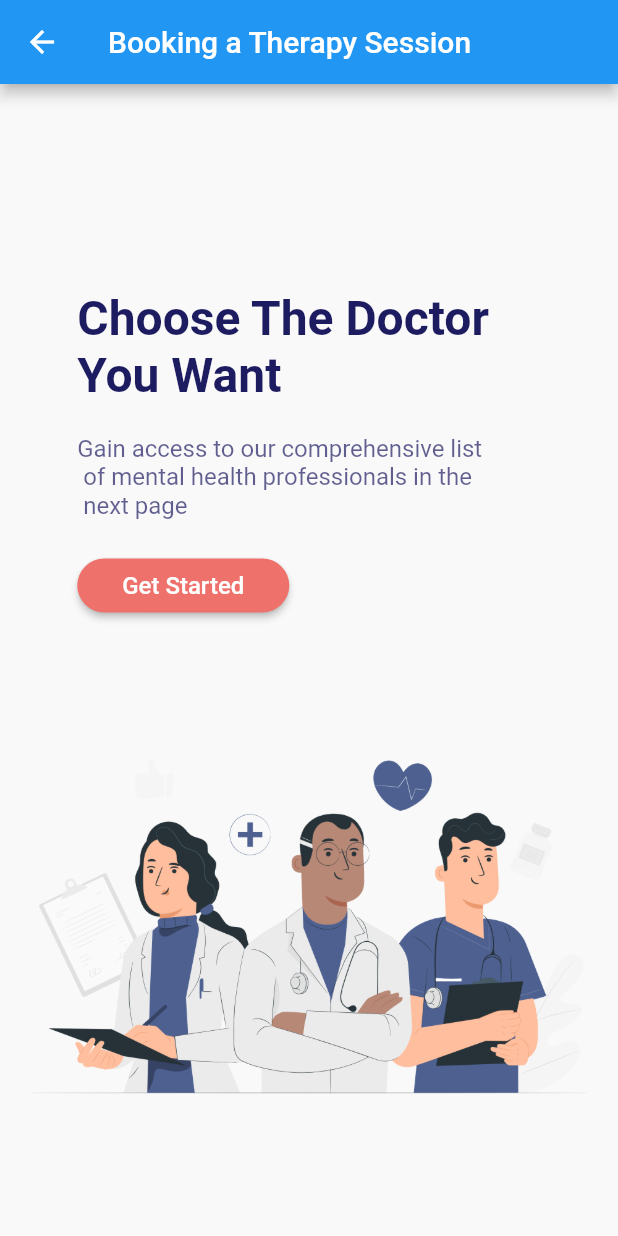
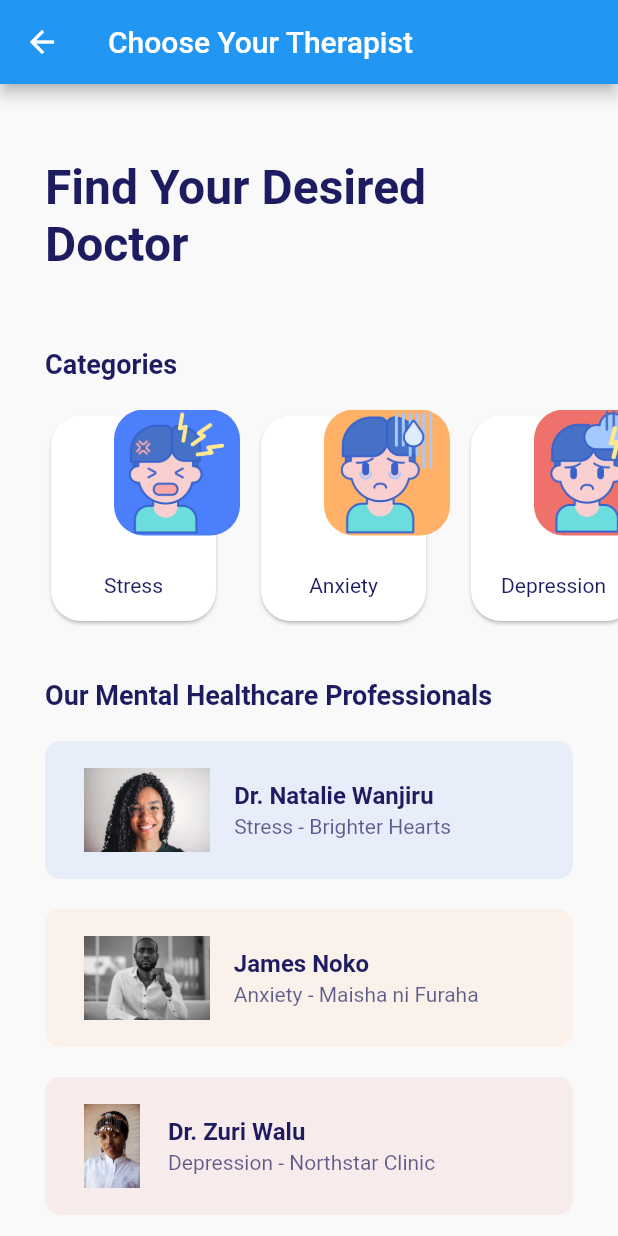
Before and after one commit to iwanjo/furaha2, a Flutter app: the OnboardingScreen screen opened directly, after a tap on "Get Started", on a phone screen of 412 x 824 dp. Run offline on Flutter 3.47's test engine with Material 2 defaults, Android fonts, the phone set to English and light mode, and no system bars; our stand-ins replace firebase_auth, firebase_core, firebase_database, splashscreen; accounts and stored records are empty.

Commit message:
Choose therapist screen

```diff
--- a/furaha_application/lib/onboard.dart
+++ b/furaha_application/lib/onboard.dart
@@ -1,6 +1,6 @@
 import 'package:flutter/material.dart';
 import 'package:furaha_application/variables.dart';
-import 'package:furaha_application/home.dart';
+import 'package:furaha_application/therapist_home.dart';
 
 class OnboardingScreen extends StatelessWidget {
   @override
@@ -21,7 +21,7 @@ class OnboardingScreen extends StatelessWidget {
               ),
             ),
             Positioned(
-              top: MediaQuery.of(context).size.height / 6,
+              top: MediaQuery.of(context).size.height / 7,
               child: Padding(
                 padding: EdgeInsets.symmetric(
                   horizontal: MediaQuery.of(context).size.width / 8,
@@ -30,34 +30,39 @@ class OnboardingScreen extends StatelessWidget {
                   crossAxisAlignment: CrossAxisAlignment.start,
                   children: <Widget>[
                     Text(
-                      'Choose The Doctor\nYou Want',
+                      'Choose Your \nTherapist',
                       style: TextStyle(
                         fontWeight: FontWeight.bold,
                         fontSize: 32,
-                        color: kTitleTextColor,
+                        color: Colors.black,
                       ),
                     ),
                     SizedBox(
-                      height: 20,
+                      height: 30,
                     ),
                     Text(
-                      'Gain access to our comprehensive list\n of mental health professionals in the\n next page',
+                      'Gain access to our comprehensive list\nof mental health professionals in the\nnext page',
                       style: TextStyle(
                         fontSize: 16,
                         color: kTitleTextColor.withOpacity(0.7),
                       ),
                     ),
                     SizedBox(
-                      height: 20,
+                      height: 30,
                     ),
                     MaterialButton(
-                      onPressed: () {},
-                      color: kOrangeColor,
+                      onPressed: () {
+                        Navigator.push(
+                            context,
+                            MaterialPageRoute(
+                                builder: (context) => HomeScreen()));
+                      },
+                      color: Colors.blue[400],
                       padding: EdgeInsets.symmetric(
                         horizontal: 30,
                       ),
                       shape: RoundedRectangleBorder(
-                        borderRadius: BorderRadius.circular(20),
+                        borderRadius: BorderRadius.circular(10),
                       ),
                       child: Text(
                         'Get Started',
@@ -66,6 +71,7 @@ class OnboardingScreen extends StatelessWidget {
                           fontSize: 16,
                         ),
                       ),
+                      splashColor: Colors.white,
                     ),
                   ],
                 ),
--- /dev/null
+++ b/furaha_application/lib/therapist_home.dart
@@ -0,0 +1,162 @@
+import 'package:furaha_application/tools/category.dart';
+import 'package:furaha_application/tools/doctor_card.dart';
+import 'package:furaha_application/variables.dart';
+import 'package:flutter/material.dart';
+
+class HomeScreen extends StatelessWidget {
+  @override
+  Widget build(BuildContext context) {
+    return Scaffold(
+      appBar: AppBar(title: Text("Choose Your Therapist")),
+      backgroundColor: kBackgroundColor,
+      body: SafeArea(
+        bottom: false,
+        child: SingleChildScrollView(
+          child: Column(
+            crossAxisAlignment: CrossAxisAlignment.start,
+            children: <Widget>[
+              Padding(
+                padding: EdgeInsets.symmetric(horizontal: 30),
+                child: Row(
+                  mainAxisAlignment: MainAxisAlignment.spaceBetween,
+                ),
+              ),
+              SizedBox(
+                height: 50,
+              ),
+              Padding(
+                padding: EdgeInsets.symmetric(horizontal: 30),
+                child: Text(
+                  'Find Your Desired\nDoctor',
+                  style: TextStyle(
+                    fontWeight: FontWeight.bold,
+                    fontSize: 32,
+                    color: kTitleTextColor,
+                  ),
+                ),
+              ),
+              SizedBox(
+                height: 30,
+              ),
+              Padding(
+                padding: EdgeInsets.symmetric(horizontal: 30),
+              ),
+              SizedBox(
+                height: 20,
+              ),
+              Padding(
+                padding: EdgeInsets.symmetric(horizontal: 30),
+                child: Text(
+                  'Categories',
+                  style: TextStyle(
+                    fontWeight: FontWeight.bold,
+                    color: kTitleTextColor,
+                    fontSize: 18,
+                  ),
+                ),
+              ),
+              SizedBox(
+                height: 20,
+              ),
+              buildCategoryList(),
+              SizedBox(
+                height: 20,
+              ),
+              Padding(
+                padding: EdgeInsets.symmetric(horizontal: 30),
+                child: Text(
+                  'Our Mental Healthcare Professionals',
+                  style: TextStyle(
+                    fontWeight: FontWeight.bold,
+                    color: kTitleTextColor,
+                    fontSize: 18,
+                  ),
+                ),
+              ),
+              SizedBox(
+                height: 20,
+              ),
+              buildDoctorList(),
+            ],
+          ),
+        ),
+      ),
+    );
+  }
+
+  buildCategoryList() {
+    return SingleChildScrollView(
+      scrollDirection: Axis.horizontal,
+      child: Row(
+        children: <Widget>[
+          SizedBox(
+            width: 30,
+          ),
+          CategoryCard(
+            'Stress',
+            'assets/stress.png',
+            kBlueColor,
+          ),
+          SizedBox(
+            width: 10,
+          ),
+          CategoryCard(
+            'Anxiety',
+            'assets/anxiety.png',
+            kYellowColor,
+          ),
+          SizedBox(
+            width: 10,
+          ),
+          CategoryCard(
+            'Depression',
+            'assets/depression.png',
+            kOrangeColor,
+          ),
+          SizedBox(
+            width: 30,
+          ),
+        ],
+      ),
+    );
+  }
+
+  buildDoctorList() {
+    return Padding(
+      padding: EdgeInsets.symmetric(
+        horizontal: 30,
+      ),
+      child: Column(
+        children: <Widget>[
+          DoctorCard(
+            'Dr. Natalie Wanjiru',
+            'Stress - Brighter Hearts',
+            'assets/nat.jpeg',
+            kBlueColor,
+          ),
+          SizedBox(
+            height: 20,
+          ),
+          DoctorCard(
+            'James Noko',
+            'Anxiety - Maisha ni Furaha',
+            'assets/james.jpeg',
+            kYellowColor,
+          ),
+          SizedBox(
+            height: 20,
+          ),
+          DoctorCard(
+            'Dr. Zuri Walu',
+            'Depression - Northstar Clinic',
+            'assets/zuri.jpeg',
+            kOrangeColor,
+          ),
+          SizedBox(
+            height: 20,
+          ),
+        ],
+      ),
+    );
+  }
+}
--- /dev/null
+++ b/furaha_application/lib/tools/category.dart
@@ -0,0 +1,58 @@
+import 'package:flutter/material.dart';
+import 'package:furaha_application/variables.dart';
+
+class CategoryCard extends StatelessWidget {
+  var _title;
+  var _imageUrl;
+  var _bgColor;
+
+  CategoryCard(this._title, this._imageUrl, this._bgColor);
+
+  @override
+  Widget build(BuildContext context) {
+    return Container(
+      width: 130,
+      height: 160,
+      child: Stack(
+        children: <Widget>[
+          Card(
+            shape: RoundedRectangleBorder(
+              borderRadius: BorderRadius.circular(20),
+            ),
+            child: Container(
+              width: 110,
+              height: 137,
+              padding: EdgeInsets.symmetric(
+                horizontal: 16,
+                vertical: 16,
+              ),
+              child: Align(
+                alignment: Alignment.bottomCenter,
+                child: Text(
+                  _title,
+                  style: TextStyle(
+                    color: kTitleTextColor,
+                  ),
+                ),
+              ),
+            ),
+          ),
+          Positioned(
+            right: 0,
+            child: Container(
+              height: 84,
+              width: 84,
+              decoration: BoxDecoration(
+                color: _bgColor,
+                borderRadius: BorderRadius.circular(20),
+              ),
+              child: Image.asset(
+                _imageUrl,
+              ),
+            ),
+          ),
+        ],
+      ),
+    );
+  }
+}
--- /dev/null
+++ b/furaha_application/lib/tools/doctor_card.dart
@@ -0,0 +1,51 @@
+import 'package:furaha_application/variables.dart';
+import 'package:flutter/material.dart';
+import 'package:furaha_application/about_nat.dart';
+
+class DoctorCard extends StatelessWidget {
+  var _name;
+  var _description;
+  var _imageUrl;
+  var _bgColor;
+
+  DoctorCard(this._name, this._description, this._imageUrl, this._bgColor);
+
+  @override
+  Widget build(BuildContext context) {
+    return InkWell(
+      onTap: () {
+        Navigator.push(
+          context,
+          MaterialPageRoute(
+            builder: (context) => DetailScreen(_name, _description, _imageUrl),
+          ),
+        );
+      },
+      child: DecoratedBox(
+        decoration: BoxDecoration(
+          color: _bgColor.withOpacity(0.1),
+          borderRadius: BorderRadius.circular(10),
+        ),
+        child: Padding(
+          padding: EdgeInsets.all(10),
+          child: ListTile(
+            leading: Image.asset(_imageUrl),
+            title: Text(
+              _name,
+              style: TextStyle(
+                color: kTitleTextColor,
+                fontWeight: FontWeight.bold,
+              ),
+            ),
+            subtitle: Text(
+              _description,
+              style: TextStyle(
+                color: kTitleTextColor.withOpacity(0.7),
+              ),
+            ),
+          ),
+        ),
+      ),
+    );
+  }
+}
```
Also changed, not shown: furaha_application/lib/about_nat.dart (added, +213 -0 lines), furaha_application/lib/tools/schedule_card.dart (added, +71 -0 lines), furaha_application/pubspec.yaml (+11 -0 lines), furaha_application/assets/anxiety.png (added), furaha_application/assets/depression.png (added), furaha_application/assets/james.jpeg (added), furaha_application/assets/message.png (added), furaha_application/assets/nat.jpeg (added), furaha_application/assets/phone.png (added), furaha_application/assets/search.png (added), furaha_application/assets/search.svg (added), furaha_application/assets/stress.png (added), furaha_application/assets/video-player.png (added), furaha_application/assets/zuri.jpeg (added).
